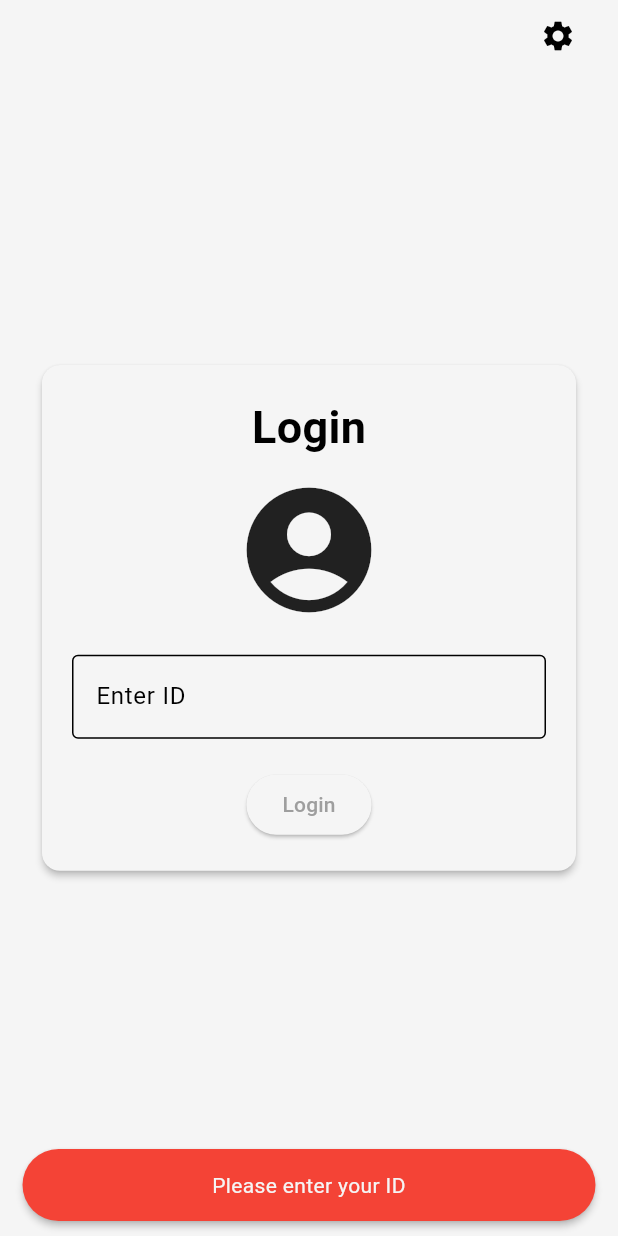
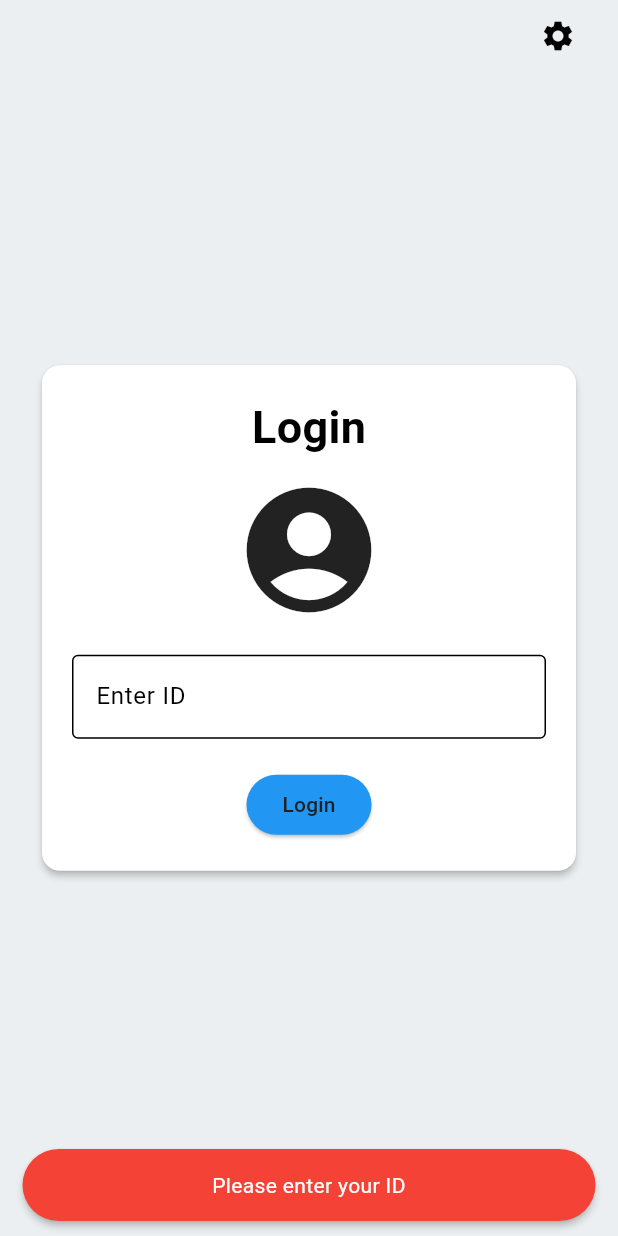
Before and after one commit to Qaisar-Mateen/flutter_travel_recommender, a Flutter app: the screen it shows after launch, after a tap on "Login", on a phone screen of 412 x 824 dp. Run offline on Flutter 3.47's test engine with Material 3 defaults, Android fonts, the phone set to English and light mode, and no system bars; our stand-ins replace flutter_bloc, shared_preferences.

Commit message:
Update dependencies to include shared_preferences package

```diff
--- a/lib/main.dart
+++ b/lib/main.dart
@@ -4,6 +4,7 @@ import 'package:travel_recommender/pages/login.dart';
 import 'package:travel_recommender/settings_cubit.dart';
 
 void main() {
+  WidgetsFlutterBinding.ensureInitialized();
   runApp(
     MultiBlocProvider(
       providers: [
--- a/lib/pages/login.dart
+++ b/lib/pages/login.dart
@@ -81,6 +81,7 @@ class LoginState extends State<Login> {
                                         content: Text(
                                           "Invalid User ID",
                                           textAlign: TextAlign.center,
+                                          style: TextStyle(color: Colors.white),
                                         ),
                                         backgroundColor: Colors.red,
                                         behavior: SnackBarBehavior.floating,
@@ -91,13 +92,13 @@ class LoginState extends State<Login> {
                                   }
                                 }
                               } catch (e) {
-                                print(e);
                                 if (mounted) {
                                   ScaffoldMessenger.of(context).showSnackBar(
                                     const SnackBar(
                                       content: Text(
                                         "Something is wrong with the server",
                                         textAlign: TextAlign.center,
+                                        style: TextStyle(color: Colors.white),
                                       ),
                                       backgroundColor: Colors.red,
                                       behavior: SnackBarBehavior.floating,
@@ -119,6 +120,7 @@ class LoginState extends State<Login> {
                                   content: Text(
                                     "Please enter your ID",
                                     textAlign: TextAlign.center,
+                                    style: TextStyle(color: Colors.white),
                                   ),
                                   backgroundColor: Colors.red,
                                   behavior: SnackBarBehavior.floating,
--- a/lib/settings_cubit.dart
+++ b/lib/settings_cubit.dart
@@ -1,32 +1,68 @@
 import 'package:flutter/material.dart';
 import 'package:flutter_bloc/flutter_bloc.dart';
+import 'package:shared_preferences/shared_preferences.dart';
 
 ThemeData lightTheme = ThemeData(
   brightness: Brightness.light,
+  scaffoldBackgroundColor: Colors.blueGrey.shade50,
   colorScheme: ColorScheme.light(
-    surface: Colors.grey.shade100,
-    primary: Colors.grey.shade500,
+    surface: Colors.white,
+    primary: Colors.grey.shade900,
     secondary: Colors.grey.shade100,
     inversePrimary: Colors.grey.shade900
+  ),
+  elevatedButtonTheme: ElevatedButtonThemeData(
+    style: ElevatedButton.styleFrom(
+      backgroundColor: Colors.blue,
+    ),
   ),
 );
 
 ThemeData darkTheme = ThemeData(
   brightness: Brightness.dark,
+  scaffoldBackgroundColor: const Color.fromARGB(255, 36, 34, 34),
   colorScheme: ColorScheme.dark(
-    surface: const Color.fromARGB(255, 54, 53, 53),
-    primary: Colors.grey.shade600,
+    surface: const Color.fromARGB(255, 47, 46, 46),
+    primary: Colors.grey.shade200,
     secondary: const Color.fromARGB(255, 33, 33, 33),
-    inversePrimary: Colors.grey.shade100
+    inversePrimary: Colors.grey.shade300
   )
 );
 
 class ThemeCubit extends Cubit<ThemeData> {
-  ThemeCubit() : super(lightTheme);
+  SharedPreferences? _prefs;
 
-  toggleTheme() {emit(isDark()? lightTheme:darkTheme);}
+  ThemeCubit() : super(lightTheme) {
+    _init();
+  }
+
+  _init () async {
+    await _initPrefs();
+    emit(_getPreference());
+  }
+
+  toggleTheme() {
+    _updatePreference();
+    emit(isDark()? lightTheme:darkTheme);
+  }
 
   bool isDark() => state.brightness == Brightness.dark;
+
+  _initPrefs() async {
+    _prefs ??= await SharedPreferences.getInstance();
+  }
+
+  _updatePreference() async {
+    await _initPrefs();
+    _prefs!.setBool('theme', isDark());
+  }
+
+  ThemeData _getPreference() {
+    _initPrefs();
+    bool isDarkMode = _prefs?.getBool('theme') ?? false;
+
+    return isDarkMode? darkTheme : lightTheme;
+  }
 }
 
 
--- a/pubspec.yaml
+++ b/pubspec.yaml
@@ -37,6 +37,7 @@ dependencies:
   cupertino_icons: ^1.0.6
   flutter_bloc: ^8.1.6
   http: ^1.2.2
+  shared_preferences: ^2.3.1
 
 dev_dependencies:
   flutter_test:
```
Also changed, not shown: pubspec.lock, 1 other file.
